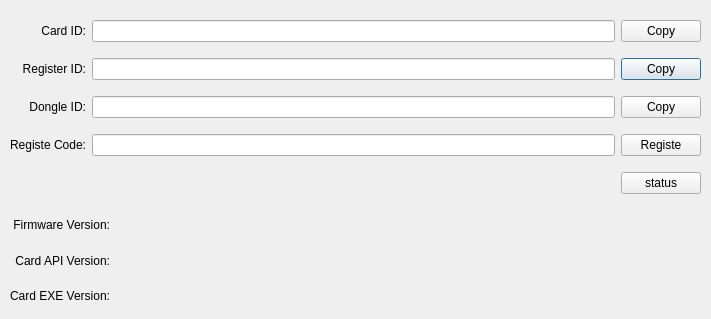
Above: src/ui/RegisteDialog.ui from oneminute/LaserController before the change. Below: the same form after it.
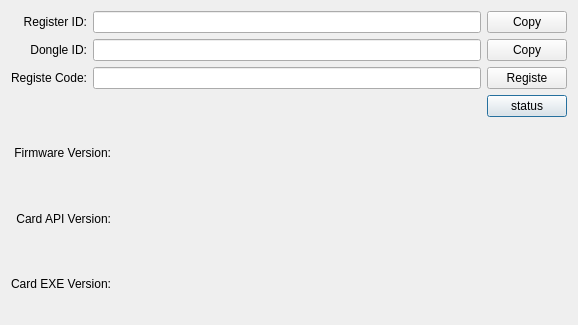
That is the form after the change.

The edit to the form file:
```diff
--- a/src/ui/RegisteDialog.ui
+++ b/src/ui/RegisteDialog.ui
@@ -6,8 +6,8 @@
    <rect>
     <x>0</x>
     <y>0</y>
-    <width>711</width>
-    <height>319</height>
+    <width>578</width>
+    <height>325</height>
    </rect>
   </property>
   <property name="windowTitle">
@@ -16,34 +16,20 @@
   <property name="modal">
    <bool>true</bool>
   </property>
-  <widget class="QWidget" name="gridLayoutWidget">
-   <property name="geometry">
-    <rect>
-     <x>10</x>
-     <y>10</y>
-     <width>691</width>
-     <height>198</height>
-    </rect>
-   </property>
+  <layout class="QVBoxLayout" name="verticalLayout" stretch="1,2">
+   <item>
    <layout class="QGridLayout" name="gridLayout">
     <property name="sizeConstraint">
      <enum>QLayout::SetDefaultConstraint</enum>
     </property>
-    <item row="2" column="2">
-     <widget class="QPushButton" name="pushButtonCopyRegisteId">
-      <property name="text">
-       <string>Copy</string>
+     <item row="1" column="1">
+      <widget class="QLineEdit" name="lineEditDongleId">
+       <property name="readOnly">
+        <bool>true</bool>
       </property>
      </widget>
     </item>
-    <item row="4" column="2">
-     <widget class="QPushButton" name="pushButtonRegisteCode">
-      <property name="text">
-       <string>Registe</string>
-      </property>
-     </widget>
-    </item>
-    <item row="4" column="1">
+     <item row="2" column="1">
      <widget class="QLineEdit" name="lineEditRegisterCode">
       <property name="inputMask">
        <string notr="true"/>
@@ -53,7 +39,27 @@
       </property>
      </widget>
     </item>
-    <item row="4" column="0">
+     <item row="1" column="0">
+      <widget class="QLabel" name="label_softdog">
+       <property name="layoutDirection">
+        <enum>Qt::LeftToRight</enum>
+       </property>
+       <property name="text">
+        <string>Dongle ID:</string>
+       </property>
+       <property name="alignment">
+        <set>Qt::AlignRight|Qt::AlignTrailing|Qt::AlignVCenter</set>
+       </property>
+      </widget>
+     </item>
+     <item row="3" column="2">
+      <widget class="QPushButton" name="pushButtonStatus">
+       <property name="text">
+        <string>status</string>
+       </property>
+      </widget>
+     </item>
+     <item row="2" column="0">
      <widget class="QLabel" name="label_registerCode">
       <property name="layoutDirection">
        <enum>Qt::LeftToRight</enum>
@@ -66,54 +72,7 @@
       </property>
      </widget>
     </item>
-    <item row="2" column="0">
-     <widget class="QLabel" name="label_registerId">
-      <property name="layoutDirection">
-       <enum>Qt::LeftToRight</enum>
-      </property>
-      <property name="text">
-       <string>Register ID:</string>
-      </property>
-      <property name="alignment">
-       <set>Qt::AlignRight|Qt::AlignTrailing|Qt::AlignVCenter</set>
-      </property>
-     </widget>
-    </item>
-    <item row="1" column="1">
-     <widget class="QLineEdit" name="lineEditCardId">
-      <property name="readOnly">
-       <bool>true</bool>
-      </property>
-     </widget>
-    </item>
-    <item row="1" column="2">
-     <widget class="QPushButton" name="pushButtonCopyCardId">
-      <property name="text">
-       <string>Copy</string>
-      </property>
-     </widget>
-    </item>
-    <item row="1" column="0">
-     <widget class="QLabel" name="label_cardId">
-      <property name="layoutDirection">
-       <enum>Qt::LeftToRight</enum>
-      </property>
-      <property name="text">
-       <string>Card ID:</string>
-      </property>
-      <property name="alignment">
-       <set>Qt::AlignRight|Qt::AlignTrailing|Qt::AlignVCenter</set>
-      </property>
-     </widget>
-    </item>
-    <item row="2" column="1">
-     <widget class="QLineEdit" name="lineEditRegisteId">
-      <property name="readOnly">
-       <bool>true</bool>
-      </property>
-     </widget>
-    </item>
-    <item row="6" column="1">
+     <item row="3" column="1">
      <widget class="QLabel" name="labelStatus">
       <property name="text">
        <string/>
@@ -123,34 +82,41 @@
       </property>
      </widget>
     </item>
-    <item row="6" column="2">
-     <widget class="QPushButton" name="pushButtonStatus">
+     <item row="0" column="2">
+      <widget class="QPushButton" name="pushButtonCopyRegisteId">
       <property name="text">
-       <string>status</string>
+        <string>Copy</string>
       </property>
      </widget>
     </item>
-    <item row="3" column="1">
-     <widget class="QLineEdit" name="lineEditDongleId">
+     <item row="2" column="2">
+      <widget class="QPushButton" name="pushButtonRegisteCode">
+       <property name="text">
+        <string>Registe</string>
+       </property>
+      </widget>
+     </item>
+     <item row="0" column="1">
+      <widget class="QLineEdit" name="lineEditRegisteId">
       <property name="readOnly">
        <bool>true</bool>
       </property>
      </widget>
     </item>
-    <item row="3" column="2">
+     <item row="1" column="2">
      <widget class="QPushButton" name="pushButtonCopyDongleId">
       <property name="text">
        <string>Copy</string>
       </property>
      </widget>
     </item>
-    <item row="3" column="0">
-     <widget class="QLabel" name="label_softdog">
+     <item row="0" column="0">
+      <widget class="QLabel" name="label_registerId">
       <property name="layoutDirection">
        <enum>Qt::LeftToRight</enum>
       </property>
       <property name="text">
-       <string>Dongle ID:</string>
+        <string>Register ID:</string>
       </property>
       <property name="alignment">
        <set>Qt::AlignRight|Qt::AlignTrailing|Qt::AlignVCenter</set>
@@ -158,16 +124,8 @@
      </widget>
     </item>
    </layout>
-  </widget>
-  <widget class="QWidget" name="horizontalLayoutWidget">
-   <property name="geometry">
-    <rect>
-     <x>10</x>
-     <y>210</y>
-     <width>691</width>
-     <height>101</height>
-    </rect>
-   </property>
+   </item>
+   <item>
    <layout class="QHBoxLayout" name="horizontalLayout">
     <item>
      <layout class="QGridLayout" name="gridLayout_2" columnstretch="0,1">
@@ -225,7 +183,8 @@
      </layout>
     </item>
    </layout>
-  </widget>
+   </item>
+  </layout>
  </widget>
  <resources/>
  <connections/>
```
Left out of the diff: 2 changed lines with no effect on the pictures. Lines whose indentation alone changed are shown as unchanged.
